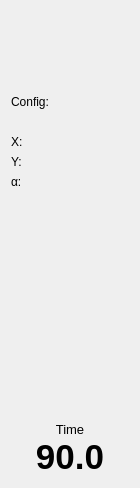
First picture: the form in bhbot/tools/simulator/mainbar.ui, repository alberthier/bhware, before the edit.
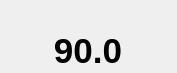
Second picture: the form after the edit.

The edit to the form file:
```diff
--- a/bhbot/tools/simulator/mainbar.ui
+++ b/bhbot/tools/simulator/mainbar.ui
@@ -6,12 +6,12 @@
    <rect>
     <x>0</x>
     <y>0</y>
-    <width>140</width>
-    <height>488</height>
+    <width>177</width>
+    <height>73</height>
    </rect>
   </property>
   <property name="sizePolicy">
-   <sizepolicy hsizetype="Preferred" vsizetype="Preferred">
+   <sizepolicy hsizetype="Preferred" vsizetype="Maximum">
     <horstretch>0</horstretch>
     <verstretch>0</verstretch>
    </sizepolicy>
@@ -20,7 +20,10 @@
    <string>MainBar</string>
   </property>
   <layout class="QGridLayout" name="gridLayout">
-   <item row="0" column="0" colspan="2">
+   <property name="margin">
+    <number>0</number>
+   </property>
+   <item row="0" column="0">
     <widget class="QPushButton" name="reload">
      <property name="sizePolicy">
       <sizepolicy hsizetype="Fixed" vsizetype="Fixed">
@@ -42,7 +45,7 @@
      </property>
     </widget>
    </item>
-   <item row="1" column="0" colspan="2">
+   <item row="0" column="1">
     <widget class="QPushButton" name="start_pause">
      <property name="sizePolicy">
       <sizepolicy hsizetype="Fixed" vsizetype="Fixed">
@@ -64,7 +67,7 @@
      </property>
     </widget>
    </item>
-   <item row="2" column="0" colspan="2">
+   <item row="0" column="2">
     <widget class="QPushButton" name="stop">
      <property name="sizePolicy">
       <sizepolicy hsizetype="Fixed" vsizetype="Fixed">
@@ -86,144 +89,23 @@
      </property>
     </widget>
    </item>
-   <item row="3" column="0" colspan="2">
-    <widget class="QLabel" name="config_title">
-     <property name="sizePolicy">
-      <sizepolicy hsizetype="Fixed" vsizetype="Preferred">
-       <horstretch>0</horstretch>
-       <verstretch>0</verstretch>
-      </sizepolicy>
+   <item row="1" column="0" colspan="3">
+    <widget class="QLabel" name="chronograph">
+     <property name="font">
+      <font>
+       <pointsize>26</pointsize>
+       <weight>75</weight>
+       <bold>true</bold>
+      </font>
      </property>
      <property name="text">
-      <string>Config:</string>
+      <string>90.0</string>
      </property>
-    </widget>
-   </item>
-   <item row="4" column="0" colspan="2">
-    <widget class="QLabel" name="config">
-     <property name="sizePolicy">
-      <sizepolicy hsizetype="Fixed" vsizetype="Preferred">
-       <horstretch>0</horstretch>
-       <verstretch>0</verstretch>
-      </sizepolicy>
+     <property name="alignment">
+      <set>Qt::AlignCenter</set>
      </property>
-     <property name="text">
-      <string/>
-     </property>
     </widget>
    </item>
-   <item row="5" column="0">
-    <widget class="QLabel" name="x_title">
-     <property name="sizePolicy">
-      <sizepolicy hsizetype="Fixed" vsizetype="Preferred">
-       <horstretch>0</horstretch>
-       <verstretch>0</verstretch>
-      </sizepolicy>
-     </property>
-     <property name="text">
-      <string>X:</string>
-     </property>
-    </widget>
-   </item>
-   <item row="5" column="1">
-    <widget class="QLabel" name="x">
-     <property name="text">
-      <string/>
-     </property>
-    </widget>
-   </item>
-   <item row="6" column="0">
-    <widget class="QLabel" name="y_title">
-     <property name="sizePolicy">
-      <sizepolicy hsizetype="Fixed" vsizetype="Preferred">
-       <horstretch>0</horstretch>
-       <verstretch>0</verstretch>
-      </sizepolicy>
-     </property>
-     <property name="text">
-      <string>Y:</string>
-     </property>
-    </widget>
-   </item>
-   <item row="6" column="1">
-    <widget class="QLabel" name="y">
-     <property name="text">
-      <string/>
-     </property>
-    </widget>
-   </item>
-   <item row="7" column="0">
-    <widget class="QLabel" name="angle_title">
-     <property name="sizePolicy">
-      <sizepolicy hsizetype="Fixed" vsizetype="Preferred">
-       <horstretch>0</horstretch>
-       <verstretch>0</verstretch>
-      </sizepolicy>
-     </property>
-     <property name="text">
-      <string>α:</string>
-     </property>
-    </widget>
-   </item>
-   <item row="7" column="1">
-    <widget class="QLabel" name="angle">
-     <property name="text">
-      <string/>
-     </property>
-    </widget>
-   </item>
-   <item row="8" column="0" colspan="2">
-    <spacer name="verticalSpacer">
-     <property name="orientation">
-      <enum>Qt::Vertical</enum>
-     </property>
-     <property name="sizeHint" stdset="0">
-      <size>
-       <width>20</width>
-       <height>355</height>
-      </size>
-     </property>
-    </spacer>
-   </item>
-   <item row="9" column="0" colspan="2">
-    <layout class="QVBoxLayout" name="verticalLayout_2">
-     <property name="spacing">
-      <number>0</number>
-     </property>
-     <item>
-      <widget class="QLabel" name="label">
-       <property name="font">
-        <font>
-         <pointsize>10</pointsize>
-        </font>
-       </property>
-       <property name="text">
-        <string>Time</string>
-       </property>
-       <property name="alignment">
-        <set>Qt::AlignCenter</set>
-       </property>
-      </widget>
-     </item>
-     <item>
-      <widget class="QLabel" name="chronograph">
-       <property name="font">
-        <font>
-         <pointsize>26</pointsize>
-         <weight>75</weight>
-         <bold>true</bold>
-        </font>
-       </property>
-       <property name="text">
-        <string>90.0</string>
-       </property>
-       <property name="alignment">
-        <set>Qt::AlignCenter</set>
-       </property>
-      </widget>
-     </item>
-    </layout>
-   </item>
   </layout>
  </widget>
  <resources/>
```
